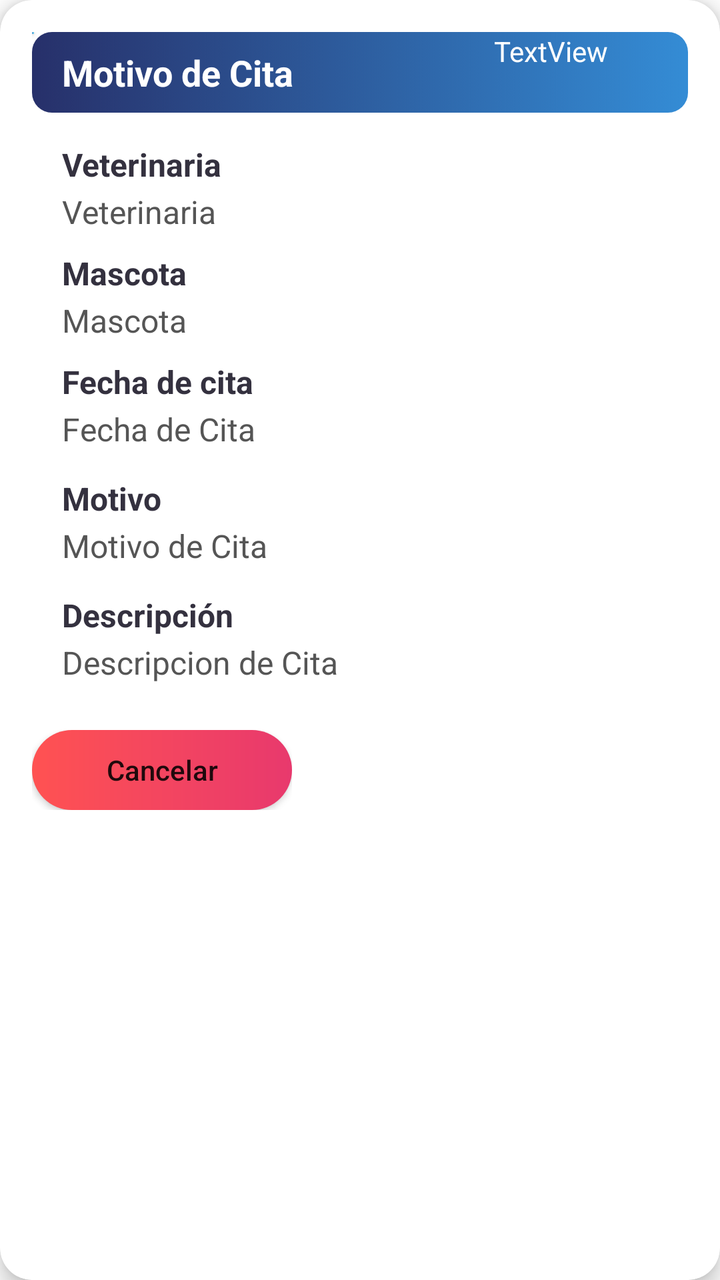
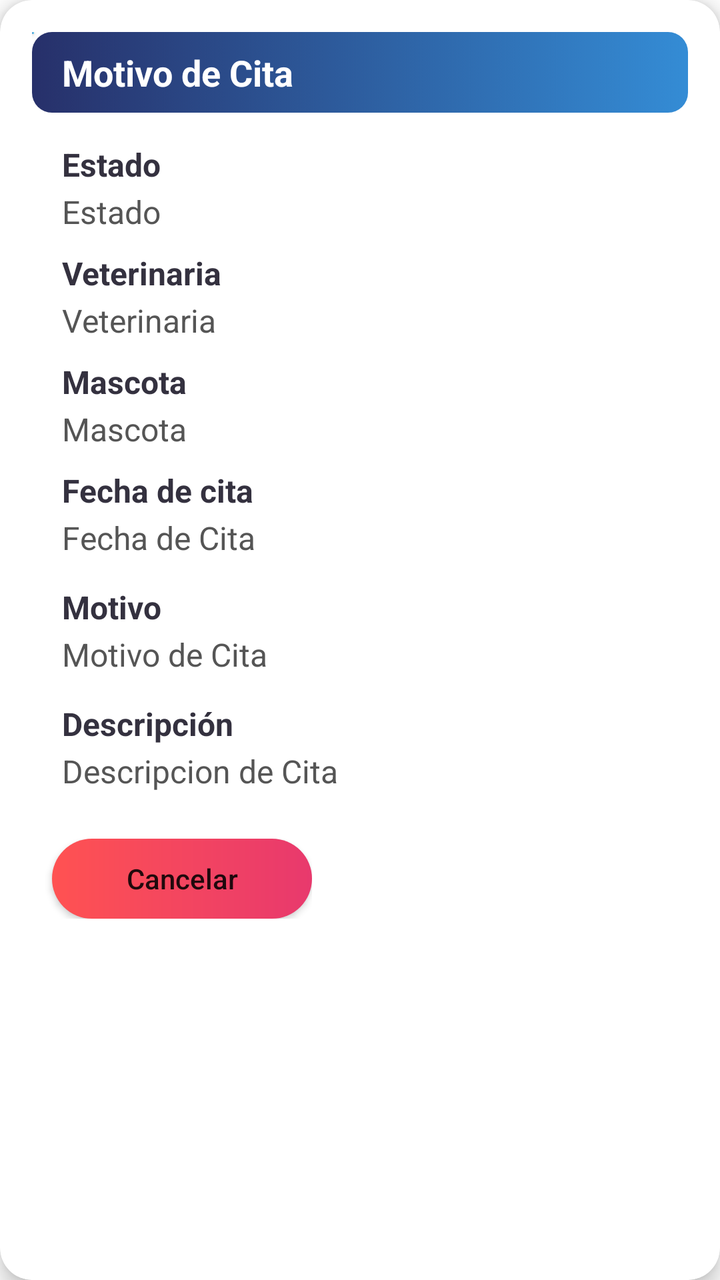

Before-and-after screenshots of an Android layout around one commit, followed by the original layout XML and the change that was made.
<!-- AndroidManifest.xml: application theme Theme.OnePetApp.NoActionBar -->
<!-- res/layout/activity_item_cardhistorialcitas.xml -->
<?xml version="1.0" encoding="utf-8"?>
<androidx.cardview.widget.CardView xmlns:android="http://schemas.android.com/apk/res/android"
    xmlns:app="http://schemas.android.com/apk/res-auto"
    xmlns:tools="http://schemas.android.com/tools"
    android:layout_width="match_parent"
    android:layout_height="wrap_content"
    android:layout_margin="8dp"
    app:cardCornerRadius="16dp"
    app:cardElevation="6dp">

    <LinearLayout
        android:id="@+id/cardHistorialCitas"
        android:layout_width="match_parent"
        android:layout_height="wrap_content"
        android:orientation="vertical"
        android:padding="16dp">

        <androidx.constraintlayout.widget.ConstraintLayout
            android:layout_width="match_parent"
            android:layout_height="match_parent"
            android:layout_weight="1"
            android:orientation="vertical"
            tools:layout_editor_absoluteX="21dp"
            tools:layout_editor_absoluteY="16dp">

            <LinearLayout
                android:layout_width="match_parent"
                android:layout_height="match_parent"
                android:orientation="vertical">

                <TextView
                    android:id="@+id/txtMotivoCitaC"
                    android:layout_width="match_parent"
                    android:layout_height="wrap_content"
                    android:background="@drawable/recresenacard"
                    android:paddingLeft="15dp"
                    android:paddingTop="8dp"
                    android:paddingBottom="8dp"
                    android:text="Motivo de Cita"
                    android:textColor="#FFFFFF"
                    android:textSize="18sp"
                    android:textStyle="bold" />

                <TextView
                    android:id="@+id/textView61"
                    android:layout_width="match_parent"
                    android:layout_height="wrap_content"
                    android:layout_marginTop="15dp"
                    android:paddingLeft="15dp"
                    android:paddingBottom="2dp"
                    android:text="Veterinaria"
                    android:textColor="#34313F"
                    android:textSize="16sp"
                    android:textStyle="bold" />

                <TextView
                    android:id="@+id/txtVeterinariaCC"
                    android:layout_width="match_parent"
                    android:layout_height="wrap_content"
                    android:layout_marginBottom="5dp"
                    android:paddingLeft="15dp"
                    android:paddingBottom="4dp"
                    android:text="Veterinaria"
                    android:textColor="#555"
                    android:textSize="16sp" />

                <TextView
                    android:id="@+id/textView56"
                    android:layout_width="match_parent"
                    android:layout_height="wrap_content"
                    android:paddingLeft="15dp"
                    android:paddingBottom="2dp"
                    android:text="Mascota"
                    android:textColor="#34313F"
                    android:textSize="16sp"
                    android:textStyle="bold" />

                <TextView
                    android:id="@+id/txtMascotaC"
                    android:layout_width="match_parent"
                    android:layout_height="wrap_content"
                    android:layout_marginBottom="5dp"
                    android:paddingLeft="15dp"
                    android:paddingBottom="4dp"
                    android:text="Mascota"
                    android:textColor="#555"
                    android:textSize="16sp" />

                <TextView
                    android:id="@+id/textView57"
                    android:layout_width="match_parent"
                    android:layout_height="wrap_content"
                    android:paddingLeft="15dp"
                    android:paddingBottom="2dp"
                    android:text="Fecha de cita"
                    android:textColor="#34313F"
                    android:textSize="16sp"
                    android:textStyle="bold" />

                <TextView
                    android:id="@+id/txtFechaCitaC"
                    android:layout_width="match_parent"
                    android:layout_height="wrap_content"
                    android:layout_marginBottom="5dp"
                    android:paddingLeft="15dp"
                    android:paddingBottom="8dp"
                    android:text="Fecha de Cita"
                    android:textColor="#555"
                    android:textSize="16sp" />

                <TextView
                    android:id="@+id/textView58"
                    android:layout_width="match_parent"
                    android:layout_height="wrap_content"
                    android:paddingLeft="15dp"
                    android:paddingBottom="2dp"
                    android:text="Motivo"
                    android:textColor="#34313F"
                    android:textSize="16sp"
                    android:textStyle="bold" />

                <TextView
                    android:id="@+id/txtMotivoCitaCC2"
                    android:layout_width="match_parent"
                    android:layout_height="wrap_content"
                    android:layout_marginBottom="5dp"
                    android:paddingLeft="15dp"
                    android:paddingBottom="8dp"
                    android:text="Motivo de Cita"
                    android:textColor="#555"
                    android:textSize="16sp" />

                <TextView
                    android:id="@+id/textView59"
                    android:layout_width="match_parent"
                    android:layout_height="wrap_content"
                    android:paddingLeft="15dp"
                    android:paddingBottom="2dp"
                    android:text="Descripción"
                    android:textColor="#34313F"
                    android:textSize="16sp"
                    android:textStyle="bold" />

                <TextView
                    android:id="@+id/txtDescripcionCitaC"
                    android:layout_width="match_parent"
                    android:layout_height="wrap_content"
                    android:layout_marginBottom="15dp"
                    android:paddingLeft="15dp"
                    android:paddingBottom="8dp"
                    android:scrollHorizontally="false"
                    android:text="Descripcion de Cita"
                    android:textColor="#555"
                    android:textSize="16sp" />
            </LinearLayout>

            <Button
                android:id="@+id/btnEditarCitaC"
                android:layout_width="1dp"
                android:layout_height="1dp"
                android:background="@drawable/botonturquesauno"
                android:text="Editar"
                android:textAllCaps="false"
                app:backgroundTint="@null"
                tools:layout_editor_absoluteY="230dp" />

            <TextView
                android:id="@+id/txtEstadoCC"
                android:layout_width="wrap_content"
                android:layout_height="wrap_content"
                android:layout_marginEnd="40dp"
                android:text="TextView"
                android:textColor="#FFFFFF"
                app:layout_constraintBaseline_toBaselineOf="@+id/txtMotivoCitaC"
                app:layout_constraintEnd_toEndOf="parent" />


        </androidx.constraintlayout.widget.ConstraintLayout>

        <LinearLayout
            android:layout_width="wrap_content"
            android:layout_height="wrap_content"
            android:orientation="horizontal">

            

            <LinearLayout
                android:layout_width="match_parent"
                android:layout_height="match_parent"
                android:orientation="horizontal">

                <Button
                    android:id="@+id/btnEliminarCitaC"
                    android:layout_width="130dp"
                    android:layout_height="40dp"
                    android:layout_marginLeft="0dp"
                    android:layout_marginTop="0dp"
                    android:layout_marginRight="0dp"
                    android:layout_marginBottom="0dp"
                    android:background="@drawable/btnred"
                    android:text="Cancelar"
                    android:textAllCaps="false"
                    app:backgroundTint="@null" />
            </LinearLayout>

            
        </LinearLayout>

    </LinearLayout>
</androidx.cardview.widget.CardView>
<!-- resources referenced by this layout -->
<resources>
  <!-- drawable botonturquesauno (drawable) -->
  <?xml version="1.0" encoding="utf-8"?>
  <shape xmlns:android="http://schemas.android.com/apk/res/android"
      android:shape="rectangle">
      <gradient
          android:startColor="#3C87D1"
          android:endColor="#4ECFEB">
      </gradient>
      <corners android:radius="1000dp"></corners>
  </shape>
  <!-- drawable btnred (drawable) -->
  <?xml version="1.0" encoding="utf-8"?>
  <shape xmlns:android="http://schemas.android.com/apk/res/android"
      android:shape="rectangle">
      <gradient
          android:startColor="#FF5252"
          android:endColor="#E8396D">
      </gradient>
      <corners android:radius="1000dp"></corners>
  </shape>
  <!-- drawable recresenacard (drawable) -->
  <?xml version="1.0" encoding="utf-8"?>
  <selector xmlns:android="http://schemas.android.com/apk/res/android">
      <item>
          <shape>
              <gradient
                  android:startColor="#27306A"
                  android:endColor="#348cd5">
              </gradient>
              <corners android:radius="10dp"></corners>
          </shape>
      </item>
  </selector>
  <style name="Theme.OnePetApp.NoActionBar">
          <item name="windowActionBar">false</item>
          <item name="windowNoTitle">true</item>
      </style>
</resources>

<!-- the commit's change to res/layout/activity_item_cardhistorialcitas.xml (unified diff, before → after) -->
@@ -42,10 +42,32 @@
                     android:textStyle="bold" />
 
                 <TextView
+                    android:id="@+id/textView80"
+                    android:layout_width="match_parent"
+                    android:layout_height="wrap_content"
+                    android:layout_marginTop="15dp"
+                    android:paddingLeft="15dp"
+                    android:paddingBottom="2dp"
+                    android:text="Estado"
+                    android:textColor="#34313F"
+                    android:textSize="16sp"
+                    android:textStyle="bold" />
+
+                <TextView
+                    android:id="@+id/txtEstadoCC"
+                    android:layout_width="wrap_content"
+                    android:layout_height="wrap_content"
+                    android:layout_marginBottom="5dp"
+                    android:paddingLeft="15dp"
+                    android:paddingBottom="4dp"
+                    android:text="Estado"
+                    android:textColor="#555"
+                    android:textSize="16sp" />
+
+                <TextView
                     android:id="@+id/textView61"
                     android:layout_width="match_parent"
                     android:layout_height="wrap_content"
-                    android:layout_marginTop="15dp"
                     android:paddingLeft="15dp"
                     android:paddingBottom="2dp"
                     android:text="Veterinaria"
@@ -164,15 +186,6 @@
                 app:backgroundTint="@null"
                 tools:layout_editor_absoluteY="230dp" />
 
-            <TextView
-                android:id="@+id/txtEstadoCC"
-                android:layout_width="wrap_content"
-                android:layout_height="wrap_content"
-                android:layout_marginEnd="40dp"
-                android:text="TextView"
-                android:textColor="#FFFFFF"
-                app:layout_constraintBaseline_toBaselineOf="@+id/txtMotivoCitaC"
-                app:layout_constraintEnd_toEndOf="parent" />
 
 
         </androidx.constraintlayout.widget.ConstraintLayout>
@@ -193,7 +206,7 @@
                     android:id="@+id/btnEliminarCitaC"
                     android:layout_width="130dp"
                     android:layout_height="40dp"
-                    android:layout_marginLeft="0dp"
+                    android:layout_marginLeft="10dp"
                     android:layout_marginTop="0dp"
                     android:layout_marginRight="0dp"
                     android:layout_marginBottom="0dp"
